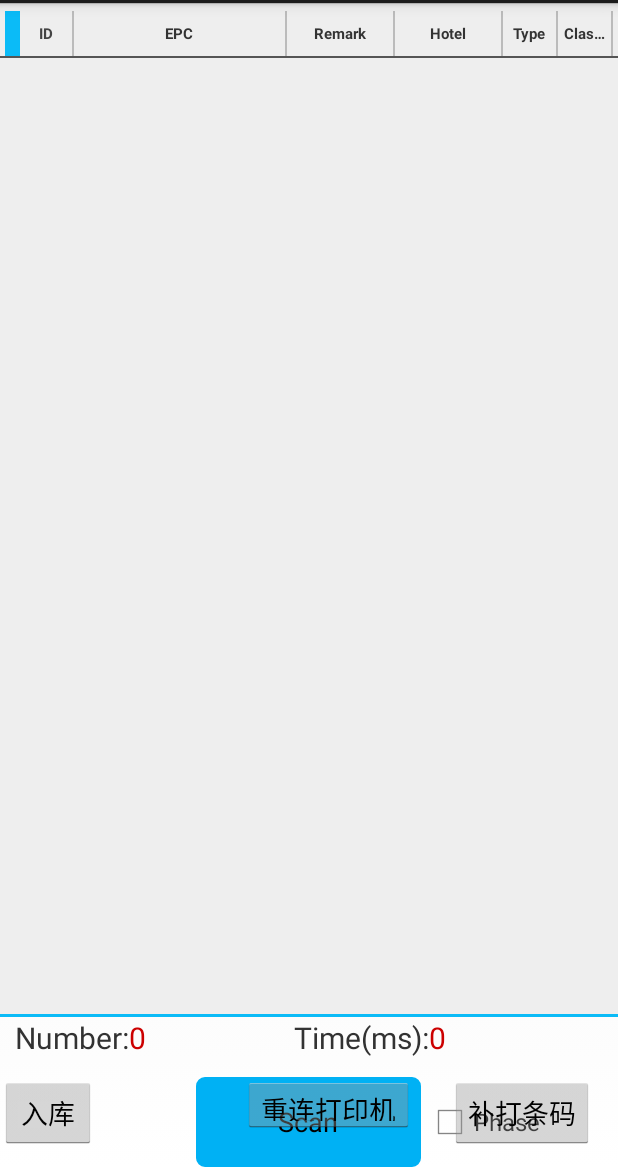
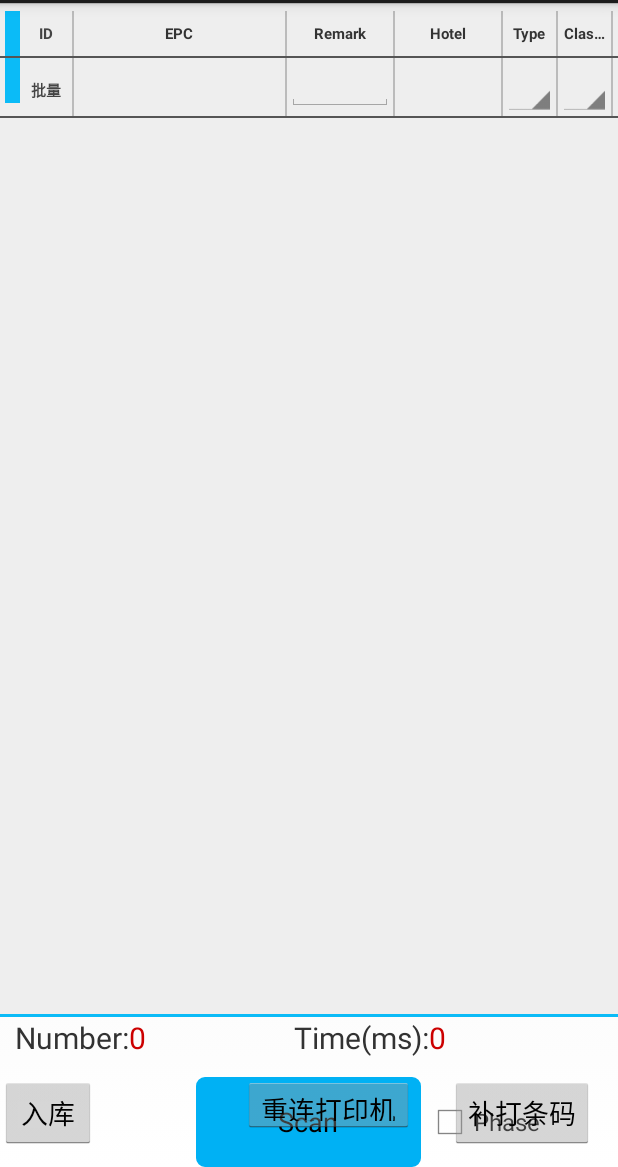
Before and after one commit to dandan310/rfid, an Android app: the ScanMode screen opened directly, with no data from a screen before it, on a phone screen of 412 x 824 dp, the part 69-1236 px from its top. Run offline under Robolectric (Android 15) with nearby library versions, the phone set to English and light mode, and no system bars; libraries missing offline, so code that uses them is left out: com.journeyapps.barcodescanner, com.rfid.trans; 6 statements that could not run were skipped.

Commit message:
third commit

```diff
--- a/app/src/main/java/com/uhf/scanlable/ScanMode.java
+++ b/app/src/main/java/com/uhf/scanlable/ScanMode.java
@@ -3,15 +3,18 @@ package com.uhf.scanlable;
 import java.io.IOException;
 import java.time.format.DateTimeFormatter;
 import java.util.ArrayList;
+import java.util.Comparator;
 import java.util.HashMap;
 import java.util.LinkedHashMap;
 import java.util.List;
 import java.util.Map;
 import java.util.Timer;
 import java.util.TimerTask;
+import java.util.TreeMap;
 import java.util.concurrent.ExecutorService;
 import java.util.concurrent.Executors;
 import java.util.concurrent.Future;
+import java.util.concurrent.atomic.AtomicInteger;
 import java.util.stream.Collectors;
 
 import com.google.gson.annotations.Expose;
@@ -74,6 +77,7 @@ import android.widget.Toast;
 
 import androidx.annotation.Nullable;
 
+
 import okhttp3.OkHttpClient;
 import okhttp3.logging.HttpLoggingInterceptor;
 import retrofit2.Call;
@@ -83,7 +87,6 @@ import retrofit2.Retrofit;
 import retrofit2.converter.gson.GsonConverterFactory;
 
 public class ScanMode extends Activity implements OnClickListener, OnItemClickListener, OnItemSelectedListener {
-
     private static final int PRINTER_VENDOR_ID = 26728;
     private static final String ACTION_USB_PERMISSION = "com.example.qrcodedemo.USB_PERMISSION";
     private static String[] hotelOptions;
@@ -94,6 +97,7 @@ public class ScanMode extends Activity implements OnClickListener, OnItemClickLi
     private final Map<String, Integer> typeMap = new HashMap<>();
     private final Map<String, String> hotelMap = new LinkedHashMap<>();
     private final Map<String, String> hotelNameMap = new LinkedHashMap<>();
+    private final Map<String, Integer> hotelIndexMap = new LinkedHashMap<>();
 
     private final static InboundEntity lastInbound = new InboundEntity();
 
@@ -203,7 +207,6 @@ public class ScanMode extends Activity implements OnClickListener, OnItemClickLi
     public static List<InventoryTagMap> lsTagList = new ArrayList<>();
     public static Map<String, InventoryTagMap> tagMap = new HashMap<>();
     public Map<String, Integer> dtIndexMap = new LinkedHashMap<String, Integer>();
-    private List<InventoryTagMap> data;
 
     private void rfidInit() {
         initRetrofit();
@@ -238,28 +241,57 @@ public class ScanMode extends Activity implements OnClickListener, OnItemClickLi
         });
         hotelMap.put("请选择酒店", null);
         Call<Res<Hotel>> hotel = this.apiService.getHotelList();
-        hotel.enqueue(new Callback<Res<Hotel>>() {
-            @Override
-            public void onResponse(Call<Res<Hotel>> call, Response<Res<Hotel>> response) {
-                if (response.isSuccessful() && response.body() != null && response.body().getSuccess()) {
-                    List<Hotel> items = response.body().getData();
-                    for (Hotel item : items) {
-                        hotelMap.put(item.getName(), item.getId());
-                        hotelNameMap.put(item.getId(), item.getName());
-                    }
-                } else {
-                    playAlarmSound(ScanMode.this);
-                    Toast.makeText(ScanMode.this, "Failed to load hotel data", Toast.LENGTH_SHORT).show();
+        ExecutorService executor = Executors.newSingleThreadExecutor();
+        Future<Res<Hotel>> future = executor.submit(() -> {
+            try {
+                Response<Res<Hotel>> response = hotel.execute();
+                if (response.isSuccessful() && response.body() != null) {
+                    return response.body();
                 }
-                hotelOptions = hotelMap.keySet().toArray(new String[0]);
+            } catch (IOException e) {
+                playAlarmSound(ScanMode.this);
+                Toast.makeText(ScanMode.this, "Failed to load hotel data", Toast.LENGTH_SHORT).show();
+                e.printStackTrace();
             }
+            throw new RuntimeException("Failed to load hotel data");
+        });
 
-            @Override
-            public void onFailure(Call<Res<Hotel>> call, Throwable t) {
-                playAlarmSound(ScanMode.this);
-                Toast.makeText(ScanMode.this, "Network error: " + t.getMessage(), Toast.LENGTH_SHORT).show();
+        try {
+            Res<Hotel> items = future.get();
+            for (Hotel item : items.getData()) {
+                hotelMap.put(item.getName(), item.getId());
+                hotelNameMap.put(item.getId(), item.getName());
             }
-        });
+            hotelOptions = hotelMap.keySet().toArray(new String[0]);
+            for (int i = 0; i < hotelOptions.length; i++) {
+                hotelIndexMap.put(hotelOptions[i], i);
+            }
+        } catch (Exception e) {
+            e.printStackTrace();
+            throw new RuntimeException("Failed to load hotel data");
+        }
+//        hotel.enqueue(new Callback<Res<Hotel>>() {
+//            @Override
+//            public void onResponse(Call<Res<Hotel>> call, Response<Res<Hotel>> response) {
+//                if (response.isSuccessful() && response.body() != null && response.body().getSuccess()) {
+//                    List<Hotel> items = response.body().getData();
+//                    for (Hotel item : items) {
+//                        hotelMap.put(item.getName(), item.getId());
+//                        hotelNameMap.put(item.getId(), item.getName());
+//                    }
+//                } else {
+//                    playAlarmSound(ScanMode.this);
+//                    Toast.makeText(ScanMode.this, "Failed to load hotel data", Toast.LENGTH_SHORT).show();
+//                }
+//                hotelOptions = hotelMap.keySet().toArray(new String[0]);
+//            }
+//
+//            @Override
+//            public void onFailure(Call<Res<Hotel>> call, Throwable t) {
+//                playAlarmSound(ScanMode.this);
+//                Toast.makeText(ScanMode.this, "Network error: " + t.getMessage(), Toast.LENGTH_SHORT).show();
+//            }
+//        });
     }
 
     private void initRetrofit() {
@@ -297,11 +329,9 @@ public class ScanMode extends Activity implements OnClickListener, OnItemClickLi
             Button inbound = (Button) findViewById(R.id.btn_inbound);
             Button printBtn = (Button) findViewById(R.id.btn_print);
             Button reconnectBtn = (Button) findViewById(R.id.btn_reconnect);
-
             inbound.setOnClickListener(this::inbound);
             reconnectBtn.setOnClickListener(view -> this.initUsb());
             printBtn.setOnClickListener(this::rePrint);
-            data = new ArrayList<InventoryTagMap>();
             txNum = (TextView) findViewById(R.id.tx_num);
             txTime = (TextView) findViewById(R.id.tx_time);
             chk = (CheckBox) findViewById(R.id.check_phase);
@@ -312,13 +342,12 @@ public class ScanMode extends Activity implements OnClickListener, OnItemClickLi
                     // TODO Auto-generated method stub
                     switch (msg.what) {
                         case MSG_UPDATE_LISTVIEW:
-                            if (isCanceled) return;
-                            data = lsTagList;
+//                            if (isCanceled) return;
                             if (myAdapter == null) {
-                                myAdapter = new MyAdapter(ScanMode.this, new ArrayList(data));
+                                myAdapter = new MyAdapter(ScanMode.this, new ArrayList(lsTagList));
                                 listView.setAdapter(myAdapter);
                             } else {
-                                myAdapter.mList = new ArrayList(data);
+                                myAdapter.mList = new ArrayList(lsTagList);
                             }
                             txNum.setText(String.valueOf(myAdapter.getCount()));
                             myAdapter.notifyDataSetChanged();
@@ -340,6 +369,33 @@ public class ScanMode extends Activity implements OnClickListener, OnItemClickLi
         } catch (Exception e) {
 
         }
+    }
+
+
+    @Override
+    protected void onStart() {
+        super.onStart();
+        EditText remark = (EditText) findViewById(R.id.remark_select);
+        remark.setOnClickListener(v -> {
+            remark.requestFocus();
+//                    showKeyboard(v);
+        });
+        // **编辑完成后保存**
+
+        remark.setOnFocusChangeListener((v, hasFocus) -> {
+            if (!hasFocus) {
+                lsTagList.stream().filter(tag -> !tag.isRegistered).forEach(inventoryTagMap -> inventoryTagMap.remark = remark.getText().toString());
+                mHandler.removeMessages(MSG_UPDATE_LISTVIEW);
+                mHandler.sendEmptyMessage(MSG_UPDATE_LISTVIEW);
+            }
+        });
+        Spinner hotelSpin = (Spinner) findViewById(R.id.hotel_select);
+        Spinner typeSpin = (Spinner) findViewById(R.id.type_select);
+        Spinner classificationSpin = (Spinner) findViewById(R.id.classification_select);
+        TextView hotelText = (TextView) findViewById(R.id.hotel_text_select);
+        setSelectSpin(hotelSpin, typeSpin, classificationSpin, hotelText);
+
+
     }
 
     private void initSelect() {
@@ -391,11 +447,11 @@ public class ScanMode extends Activity implements OnClickListener, OnItemClickLi
     }
 
     private void inbound(View view) {
-        if (usbDevice == null) {
-            playAlarmSound(this);
-            Toast.makeText(ScanMode.this, "打印机未连接，无法入库", Toast.LENGTH_SHORT).show();
-            return;
-        }
+//        if (usbDevice == null) {
+//            playAlarmSound(this);
+//            Toast.makeText(ScanMode.this, "打印机未连接，无法入库", Toast.LENGTH_SHORT).show();
+//            return;
+//        }
         Log.d("inBound,tagList:", lsTagList.stream().map(String::valueOf).collect(Collectors.joining()));
         if (lsTagList.isEmpty()) {
             playAlarmSound(this);
@@ -466,7 +522,7 @@ public class ScanMode extends Activity implements OnClickListener, OnItemClickLi
             return;
         }
         if (lastInbound.getBarCode() != null && !lastInbound.getBarCode().isEmpty() && lastInbound.getType() != null) {
-            printQRCode(lastInbound.getBarCode(), lastInbound.getType() == 0 ? lastInbound.getHotelName()==null?"":lastInbound.getHotelName() : SHARE);
+            printQRCode(lastInbound.getBarCode(), lastInbound.getType() == 0 ? lastInbound.getHotelName() == null ? "" : lastInbound.getHotelName() : SHARE);
             return;
         }
         playAlarmSound(this);
@@ -571,6 +627,119 @@ public class ScanMode extends Activity implements OnClickListener, OnItemClickLi
             timer.cancel();
             timer = null;
         }
+    }
+
+    private void setSelectSpin(Spinner hotelSpin, Spinner typeSpin, Spinner classificationSpin, TextView hotelText) {
+        // 设置下拉列表
+        ArrayAdapter<String> adapter = new ArrayAdapter<>(ScanMode.this, android.R.layout.simple_spinner_item, hotelOptions);
+        adapter.setDropDownViewResource(android.R.layout.simple_spinner_dropdown_item);
+        hotelSpin.setAdapter(adapter);
+        // 监听用户选择
+        hotelSpin.setOnItemSelectedListener(new OnItemSelectedListener() {
+            @Override
+            public void onItemSelected(AdapterView<?> parent, View view, int position, long id) {
+                lsTagList.stream().filter(tag -> !tag.isRegistered).forEach(inventoryTagMap -> {
+                    inventoryTagMap.hotelId = hotelMap.get(hotelOptions[position]); // 保存用户选择的值
+                    inventoryTagMap.hotel = hotelNameMap.get(inventoryTagMap.hotelId);
+                });
+                mHandler.removeMessages(MSG_UPDATE_LISTVIEW);
+                mHandler.sendEmptyMessage(MSG_UPDATE_LISTVIEW);
+            }
+
+            @Override
+            public void onNothingSelected(AdapterView<?> parent) {
+            }
+        });
+
+        // 设置下拉列表
+        ArrayAdapter<String> adapter1 = new ArrayAdapter<>(ScanMode.this, android.R.layout.simple_spinner_item, typeOptions);
+        adapter1.setDropDownViewResource(android.R.layout.simple_spinner_dropdown_item);
+        typeSpin.setAdapter(adapter1);
+
+        // 监听用户选择
+        typeSpin.setOnItemSelectedListener(new OnItemSelectedListener() {
+            @Override
+            public void onItemSelected(AdapterView<?> parent, View view, int position, long id) {
+                // 保存用户选择的值
+                if (position == 0) {
+                    return;
+                }
+                lsTagList.stream().filter(tag -> !tag.isRegistered).forEach(inventoryTagMap -> {
+                    inventoryTagMap.type = typeMap.get(typeOptions[position]);
+                });
+                //tradition
+                if (position == 1) {
+                    showHotelSpin(hotelSpin, hotelText);
+                } else if (position == 2) {
+                    hideHotelSpinAndClearHotel(hotelSpin, hotelText);
+                }
+                mHandler.removeMessages(MSG_UPDATE_LISTVIEW);
+                mHandler.sendEmptyMessage(MSG_UPDATE_LISTVIEW);
+            }
+
+            @Override
+            public void onNothingSelected(AdapterView<?> parent) {
+            }
+        });
+
+
+        // 设置下拉列表
+        ArrayAdapter<String> adapter2 = new ArrayAdapter<>(ScanMode.this, android.R.layout.simple_spinner_item, classificationOptions);
+        adapter2.setDropDownViewResource(android.R.layout.simple_spinner_dropdown_item);
+        classificationSpin.setAdapter(adapter2);
+        // 监听用户选择
+        classificationSpin.setOnItemSelectedListener(new OnItemSelectedListener() {
+            @Override
+            public void onItemSelected(AdapterView<?> parent, View view, int position, long id) {
+                // 保存用户选择的值
+                if (position == 0) {
+                    return;
+                }
+                lsTagList.stream().filter(tag -> !tag.isRegistered).forEach(inventoryTagMap -> {
+                    inventoryTagMap.classification = classificationMap.get(classificationOptions[position]);
+                });
+                mHandler.removeMessages(MSG_UPDATE_LISTVIEW);
+                mHandler.sendEmptyMessage(MSG_UPDATE_LISTVIEW);
+            }
+
+            @Override
+            public void onNothingSelected(AdapterView<?> parent) {
+            }
+        });
+    }
+
+    private void hideTextViewAndShowSpin(MyAdapter.ItemView iv) {
+        iv.spType.setVisibility(View.VISIBLE);
+        iv.tvType.setVisibility(View.GONE);
+        iv.spClassification.setVisibility(View.VISIBLE);
+        iv.tvClassification.setVisibility(View.GONE);
+    }
+
+    private void showHotelSpin(Spinner spHotel, TextView tvHotel) {
+        spHotel.setVisibility(View.VISIBLE);
+        tvHotel.setVisibility(View.GONE);
+    }
+
+    private void hideHotelSpinAndClearHotel(MyAdapter.ItemView iv, InventoryTagMap inventoryTagMap) {
+        assert inventoryTagMap != null;
+        //改一个全部改
+        iv.spHotel.setVisibility(View.GONE);
+        iv.tvHotel.setVisibility(View.VISIBLE);
+        iv.tvHotel.setText("");
+        inventoryTagMap.hotelId = null;
+        inventoryTagMap.hotel = "";
+    }
+
+    private void hideHotelSpinAndClearHotel(Spinner hotelSpin, TextView hotelText) {
+        //改一个全部改
+        hotelSpin.setVisibility(View.GONE);
+        hotelText.setVisibility(View.VISIBLE);
+        hotelText.setText("");
+        lsTagList.forEach(inventoryTagMap -> {
+            inventoryTagMap.hotelId = null;
+            inventoryTagMap.hotel = "";
+        });
+
     }
 
     public class MsgCallback implements TagCallback {
@@ -715,14 +884,12 @@ public class ScanMode extends Activity implements OnClickListener, OnItemClickLi
 
             String epc = inventoryTagMap.strEPC;
             String memid = inventoryTagMap.strMem;
-//            Integer findIndex = dtIndexMap.get(epc + "," + memid);
-//            assert findIndex!=null;
             ItemView finalIv1 = iv;
             iv.tvRemark.setOnClickListener(v -> {
                 finalIv1.tvRemark.requestFocus();
 //                    showKeyboard(v);
             });
-            // **编辑完成后保存**
+//             **编辑完成后保存**
 
             iv.tvRemark.setOnFocusChangeListener((v, hasFocus) -> {
                 if (!hasFocus) {
@@ -750,7 +917,7 @@ public class ScanMode extends Activity implements OnClickListener, OnItemClickLi
                 setTypeSpin(iv, inventoryTagMap);
                 setHotelSpin(iv, inventoryTagMap);
                 setClassificationSpin(iv, inventoryTagMap);
-                clearSpin(iv);
+//                clearSpin(iv);
                 iv.tvHotel.setText("");
                 hideTextViewAndShowSpin(iv);
             }
@@ -771,17 +938,6 @@ public class ScanMode extends Activity implements OnClickListener, OnItemClickLi
             iv.tvClassification.setVisibility(View.VISIBLE);
         }
 
-        private void hideTextViewAndShowSpin(ItemView iv) {
-            iv.spType.setVisibility(View.VISIBLE);
-            iv.tvType.setVisibility(View.GONE);
-            iv.spClassification.setVisibility(View.VISIBLE);
-            iv.tvClassification.setVisibility(View.GONE);
-        }
-
-        private void showHotelSpin(ItemView iv) {
-            iv.tvHotel.setVisibility(View.GONE);
-            iv.spHotel.setVisibility(View.VISIBLE);
-        }
 
         private void setTypeSpin(ItemView iv, InventoryTagMap inventoryTagMap) {
             assert inventoryTagMap != null;
@@ -789,6 +945,15 @@ public class ScanMode extends Activity implements OnClickListener, OnItemClickLi
             ArrayAdapter<String> adapter = new ArrayAdapter<>(mContext, android.R.layout.simple_spinner_item, typeOptions);
             adapter.setDropDownViewResource(android.R.layout.simple_spinner_dropdown_item);
             iv.spType.setAdapter(adapter);
+            // 防止重复触发监听器，先移除旧的监听
+            iv.spType.setOnItemSelectedListener(null);
+
+            // 设置 Spinner 默认选项（确保 UI 正确回显数据）
+            if (inventoryTagMap.type != null) {
+                iv.spType.setSelection(inventoryTagMap.type + 1);
+            } else {
+                iv.spType.setSelection(0);
+            }
 
             // 监听用户选择
             iv.spType.setOnItemSelectedListener(new OnItemSelectedListener() {
@@ -807,7 +972,7 @@ public class ScanMode extends Activity implements OnClickListener, OnItemClickLi
                     if (inventoryTagMap.type == null || 1 == inventoryTagMap.type) {
                         hideHotelSpinAndClearHotel(iv, inventoryTagMap);
                     } else if (0 == inventoryTagMap.type) {
-                        showHotelSpin(iv);
+                        showHotelSpin(iv.spHotel, iv.tvHotel);
                     }
                 }
 
@@ -822,10 +987,16 @@ public class ScanMode extends Activity implements OnClickListener, OnItemClickLi
             ArrayAdapter<String> adapter = new ArrayAdapter<>(mContext, android.R.layout.simple_spinner_item, classificationOptions);
             adapter.setDropDownViewResource(android.R.layout.simple_spinner_dropdown_item);
             iv.spClassification.setAdapter(adapter);
+            // 防止重复触发监听器，先移除旧的监听
+            iv.spClassification.setOnItemSelectedListener(null);
+            if (inventoryTagMap.classification != null) {
+                iv.spClassification.setSelection(inventoryTagMap.classification + 1);
+            }
             // 监听用户选择
             iv.spClassification.setOnItemSelectedListener(new OnItemSelectedListener() {
                 @Override
                 public void onItemSelected(AdapterView<?> parent, View view, int position, long id) {
+                    if (position == 0){return;}
                     // 保存用户选择的值
                     inventoryTagMap.classification = classificationMap.get(classificationOptions[position]);
                 }
@@ -842,10 +1013,18 @@ public class ScanMode extends Activity implements OnClickListener, OnItemClickLi
             ArrayAdapter<String> adapter = new ArrayAdapter<>(mContext, android.R.layout.simple_spinner_item, hotelOptions);
             adapter.setDropDownViewResource(android.R.layout.simple_spinner_dropdown_item);
             iv.spHotel.setAdapter(adapter);
+            // 防止重复触发监听器，先移除旧的监听
+            iv.spHotel.setOnItemSelectedListener(null);
+            if (inventoryTagMap.hotel != null && hotelIndexMap.get(inventoryTagMap.hotel) != null) {
+                iv.spHotel.setSelection(hotelIndexMap.get(inventoryTagMap.hotel));
+            }
             // 监听用户选择
             iv.spHotel.setOnItemSelectedListener(new OnItemSelectedListener() {
                 @Override
                 public void onItemSelected(AdapterView<?> parent, View view, int position, long id) {
+                    if (position == 0){
+                        return;
+                    }
                     inventoryTagMap.hotelId = hotelMap.get(hotelOptions[position]); // 保存用户选择的值
                     inventoryTagMap.hotel = hotelNameMap.get(inventoryTagMap.hotelId);
                 }
@@ -854,16 +1033,6 @@ public class ScanMode extends Activity implements OnClickListener, OnItemClickLi
                 public void onNothingSelected(AdapterView<?> parent) {
                 }
             });
-        }
-
-        private void hideHotelSpinAndClearHotel(ItemView iv, InventoryTagMap inventoryTagMap) {
-            assert inventoryTagMap != null;
-            //改一个全部改
-            iv.spHotel.setVisibility(View.GONE);
-            iv.tvHotel.setVisibility(View.VISIBLE);
-            iv.tvHotel.setText("");
-            inventoryTagMap.hotelId = null;
-            inventoryTagMap.hotel = "";
         }
 
 
@@ -1054,4 +1223,5 @@ public class ScanMode extends Activity implements OnClickListener, OnItemClickLi
     public void showErrorFeedback(Context context, View view) {
         playAlarmSound(context);  // 声音
     }
+
 }
--- a/app/src/main/res/layout/query.xml
+++ b/app/src/main/res/layout/query.xml
@@ -156,6 +156,129 @@
 				android:background="#BBBBBB" />
 
 		</LinearLayout>
+		<View
+			android:layout_width="fill_parent"
+			android:layout_height="1dip"
+			android:background="#ff555555" />
+		<LinearLayout
+			android:id="@+id/select_all"
+			android:layout_width="match_parent"
+			android:layout_height="wrap_content"
+			android:paddingLeft="3.0sp"
+			android:paddingRight="3.0sp"
+			android:background="@color/full_transparent" >
+
+			<View
+				android:layout_width="10.0sp"
+				android:layout_height="30dp"
+				android:background="#0bbbf7"/>
+
+			<TextView
+				android:id="@+id/id_select"
+				android:layout_width="0dp"
+				android:layout_height="30dp"
+				android:layout_weight="1"
+				android:padding="2sp"
+				android:textSize="10sp"
+				android:textColor="#ff444444"
+				android:gravity="center"
+				android:singleLine="true"
+				android:text="批量"
+				android:textStyle="bold"/>
+
+			<View
+				android:layout_width="1dp"
+				android:layout_height="match_parent"
+				android:background="#BBBBBB" />
+
+			<TextView
+				android:id="@+id/epc_select"
+				android:layout_width="0dp"
+				android:layout_height="30dp"
+				android:layout_weight="4"
+				android:gravity="center"
+				android:padding="2sp"
+				android:singleLine="true"
+				android:text=""
+				android:textColor="#ff333333"
+				android:textSize="10sp"
+				android:textStyle="bold" />
+
+			<View
+				android:layout_width="1dp"
+				android:layout_height="match_parent"
+				android:background="#BBBBBB" />
+
+			<EditText
+				android:id="@+id/remark_select"
+				android:focusable="true"
+				android:layout_width="0dip"
+				android:focusableInTouchMode="true"
+				android:layout_height="wrap_content"
+				android:layout_weight="2"
+				android:padding="2sp"
+				android:textSize="16sp"
+				android:textColor="#ff333333"
+				android:gravity="center"
+				android:singleLine="true" />
+
+			<View
+				android:layout_width="1dp"
+				android:layout_height="match_parent"
+				android:background="#BBBBBB" />
+			<TextView
+				android:id="@+id/hotel_text_select"
+				android:layout_width="0dp"
+				android:layout_height="30dp"
+				android:layout_weight="2"
+				android:gravity="center"
+				android:padding="2sp"
+				android:singleLine="true"
+				android:text=""
+				android:textColor="#ff333333"
+				android:textSize="10sp"
+				android:textStyle="bold" />
+			<Spinner
+				android:id="@+id/hotel_select"
+				android:layout_width="0dp"
+				android:layout_height="wrap_content"
+				android:layout_weight="2"
+				android:prompt="@string/chooseHotel"
+				android:visibility="gone"/>
+
+			<View
+				android:layout_width="1dp"
+				android:layout_height="match_parent"
+				android:background="#BBBBBB" />
+
+			<Spinner
+				android:id="@+id/type_select"
+				android:layout_width="0dp"
+				android:layout_height="wrap_content"
+				android:layout_weight="1"
+				android:prompt="@string/chooseType"
+				android:visibility="visible"/>
+
+			<View
+				android:layout_width="1dp"
+				android:layout_height="match_parent"
+				android:background="#BBBBBB" />
+
+			<Spinner
+				android:id="@+id/classification_select"
+				android:layout_width="0dp"
+				android:layout_height="wrap_content"
+				android:layout_weight="1"
+				android:prompt="@string/chooseClassification"
+				android:visibility="visible"/>
+
+
+			<View
+				android:layout_width="1dp"
+				android:layout_height="match_parent"
+				android:background="#BBBBBB" />
+
+		</LinearLayout>
 
 		<View
 			android:layout_width="fill_parent"
```
